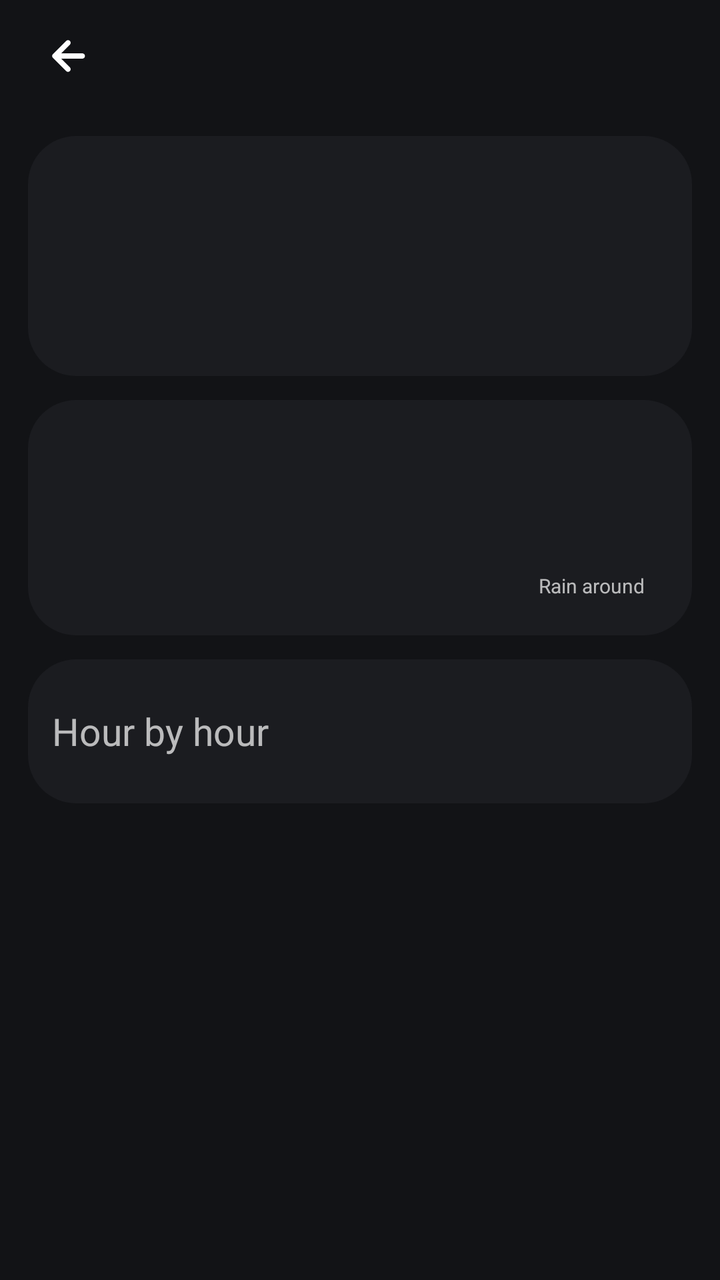
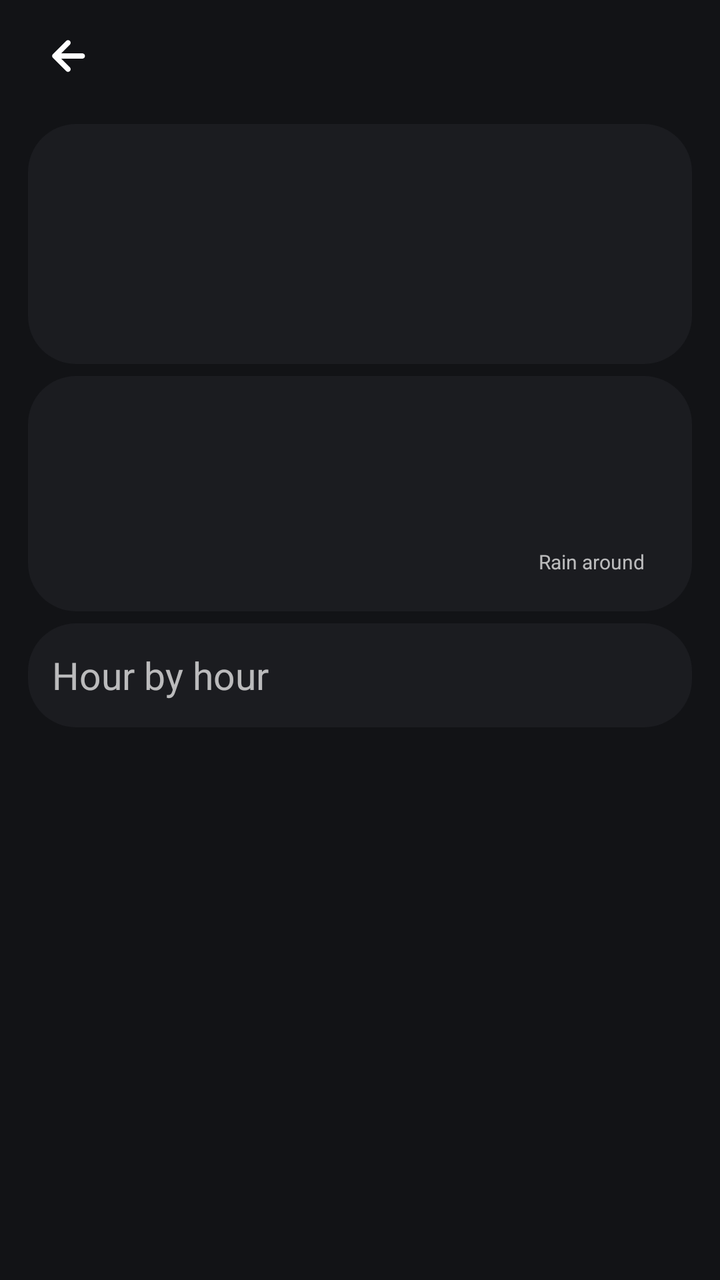

An Android layout rendered at two revisions. The XML below is the earlier revision; the diff shows what the commit changed to produce the second picture.
<!-- AndroidManifest.xml: application theme Theme.SunW -->
<!-- res/layout/activity_weather_day.xml -->
<?xml version="1.0" encoding="utf-8"?>
<ScrollView xmlns:android="http://schemas.android.com/apk/res/android"
    android:id="@+id/day_page"
    android:layout_width="match_parent"
    android:layout_height="match_parent"
    android:fitsSystemWindows="true">

    <LinearLayout
        android:layout_width="match_parent"
        android:layout_height="wrap_content"
        android:orientation="vertical"
        android:paddingBottom="24dp">

        <TextView
            android:id="@+id/day_back"
            android:layout_width="wrap_content"
            android:layout_height="56dp"
            android:layout_marginStart="12dp"
            android:background="?android:attr/selectableItemBackground"
            android:ellipsize="end"
            android:gravity="center_vertical"
            android:maxLines="1"
            android:drawableStart="@drawable/ic_arrow_back"
            android:drawablePadding="12dp"
            android:paddingHorizontal="10dp"
            android:textSize="24sp" />

        <HorizontalScrollView
            android:id="@+id/day_tabs_scroll"
            android:layout_width="match_parent"
            android:layout_height="wrap_content"
            android:paddingHorizontal="10dp"
            android:scrollbars="none">

            <LinearLayout
                android:id="@+id/day_tabs"
                android:layout_width="wrap_content"
                android:layout_height="wrap_content"
                android:orientation="horizontal" />
        </HorizontalScrollView>

        
        <LinearLayout
            android:id="@+id/day_content"
            android:layout_width="match_parent"
            android:layout_height="wrap_content"
            android:orientation="vertical">

        <LinearLayout
            android:id="@+id/day_hero"
            android:layout_width="match_parent"
            android:layout_height="wrap_content"
            android:layout_marginHorizontal="14dp"
            android:layout_marginTop="12dp"
            android:background="@drawable/card_background"
            android:gravity="center_vertical"
            android:orientation="horizontal"
            android:padding="18dp">

            <ImageView
                android:id="@+id/day_icon"
                android:layout_width="84dp"
                android:layout_height="84dp"
                android:layout_marginEnd="12dp"
                android:importantForAccessibility="no" />

            <LinearLayout
                android:layout_width="0dp"
                android:layout_height="wrap_content"
                android:layout_weight="1"
                android:orientation="vertical">

                <TextView
                    android:id="@+id/day_title"
                    android:layout_width="wrap_content"
                    android:layout_height="wrap_content"
                    android:fontFamily="sans-serif-light"
                    android:textSize="22sp" />

                <TextView
                    android:id="@+id/day_desc"
                    android:layout_width="wrap_content"
                    android:layout_height="wrap_content"
                    android:layout_marginTop="4dp"
                    android:textSize="15sp" />

            </LinearLayout>

            <LinearLayout
                android:id="@+id/day_pills"
                android:layout_width="wrap_content"
                android:layout_height="wrap_content"
                android:orientation="vertical" />
        </LinearLayout>

        
        <TextView
            android:id="@+id/day_alert"
            android:layout_width="match_parent"
            android:layout_height="wrap_content"
            android:layout_marginHorizontal="14dp"
            android:layout_marginTop="12dp"
            android:paddingHorizontal="14dp"
            android:paddingVertical="8dp"
            android:textSize="14sp"
            android:visibility="gone" />

        <LinearLayout
            android:id="@+id/day_info_card"
            android:layout_width="match_parent"
            android:layout_height="wrap_content"
            android:layout_marginHorizontal="14dp"
            android:layout_marginTop="12dp"
            android:background="@drawable/card_background"
            android:gravity="center_vertical"
            android:orientation="horizontal"
            android:padding="18dp">

            <TextView
                android:id="@+id/day_info"
                android:layout_width="0dp"
                android:layout_height="wrap_content"
                android:layout_weight="1"
                android:lineSpacingExtra="6dp"
                android:textSize="14sp" />

            
            <LinearLayout
                android:id="@+id/day_rainspot_box"
                android:layout_width="wrap_content"
                android:layout_height="wrap_content"
                android:layout_marginStart="12dp"
                android:gravity="center_horizontal"
                android:orientation="vertical">

                <ImageView
                    android:id="@+id/day_rainspot"
                    android:layout_width="64dp"
                    android:layout_height="64dp"
                    android:contentDescription="@string/rainspot_label" />

                <TextView
                    android:id="@+id/day_rainspot_label"
                    android:layout_width="wrap_content"
                    android:layout_height="wrap_content"
                    android:layout_marginTop="4dp"
                    android:text="@string/rainspot_label"
                    android:textSize="10sp" />
            </LinearLayout>
        </LinearLayout>

        <LinearLayout
            android:id="@+id/day_hourly_card"
            android:layout_width="match_parent"
            android:layout_height="wrap_content"
            android:layout_marginHorizontal="14dp"
            android:layout_marginTop="12dp"
            android:background="@drawable/card_background"
            android:orientation="vertical"
            android:paddingHorizontal="12dp"
            android:paddingVertical="18dp">

            <LinearLayout
                android:layout_width="match_parent"
                android:layout_height="wrap_content"
                android:gravity="center_vertical"
                android:orientation="horizontal">

                <TextView
                    android:id="@+id/day_hourly_title"
                    android:layout_width="0dp"
                    android:layout_height="wrap_content"
                    android:layout_weight="1"
                    android:text="@string/detail_hourly"
                    android:textSize="19sp" />

                <TextView
                    android:id="@+id/day_step"
                    android:layout_width="wrap_content"
                    android:layout_height="36dp"
                    android:background="?android:attr/selectableItemBackground"
                    android:gravity="center"
                    android:paddingHorizontal="10dp"
                    android:textSize="15.5sp" />
            </LinearLayout>

            <LinearLayout
                android:id="@+id/day_hours"
                android:layout_width="match_parent"
                android:layout_height="wrap_content"
                android:orientation="vertical" />
        </LinearLayout>

        </LinearLayout>

        <TextView
            android:id="@+id/day_status"
            android:layout_width="match_parent"
            android:layout_height="wrap_content"
            android:layout_marginTop="12dp"
            android:gravity="center_horizontal"
            android:paddingHorizontal="22dp"
            android:textSize="13sp" />
    </LinearLayout>
</ScrollView>
<!-- resources referenced by this layout -->
<resources>
  <!-- drawable card_background (drawable) -->
  <?xml version="1.0" encoding="utf-8"?>
  <shape xmlns:android="http://schemas.android.com/apk/res/android" android:shape="rectangle">
      <corners android:radius="24dp" />
      <solid android:color="#FF1B1C20" />
  </shape>
  <!-- drawable ic_arrow_back (drawable) -->
  <?xml version="1.0" encoding="utf-8"?>
  <vector xmlns:android="http://schemas.android.com/apk/res/android"
      android:width="24dp"
      android:height="24dp"
      android:viewportWidth="960"
      android:viewportHeight="960">
      <group android:translateY="960">
          <path
              android:fillColor="#FFFFFFFF"
              android:pathData="m344.09-427 173.95 173.96q15.96 15.95 15.74 37.61-.21 21.65-16.17 37.6-15.96 14.96-37.61 15.18-21.65.22-37.61-15.74l-264-264q-7.69-7.7-11.61-17.52-3.91-9.83-3.91-20.09t3.91-20.09q3.92-9.82 11.61-17.52l264.57-264.56q15.52-15.53 37.11-15.53 21.58 0 37.54 15.53 15.96 15.95 15.96 37.82t-15.96 37.83L344.09-533h422.13q22.08 0 37.54 15.46 15.46 15.45 15.46 37.54t-15.46 37.54Q788.3-427 766.22-427H344.09Z" />
      </group>
  </vector>
  <string name="detail_hourly">Hour by hour</string>
  <string name="rainspot_label">Rain around</string>
  <style name="Theme.SunW" parent="android:Theme.Material.NoActionBar">
          <item name="android:colorAccent">#FFB547</item>
          <item name="android:windowBackground">@color/page_background</item>
          <item name="android:windowAnimationStyle">@style/PageTransitions</item>
      </style>
  <color name="page_background">#121316</color>
  <style name="PageTransitions" parent="@android:style/Animation.Activity">
          <item name="android:activityOpenEnterAnimation">@anim/page_open_enter</item>
          <item name="android:activityOpenExitAnimation">@anim/page_open_exit</item>
          <item name="android:activityCloseEnterAnimation">@anim/page_close_enter</item>
          <item name="android:activityCloseExitAnimation">@anim/page_close_exit</item>
      </style>
</resources>

<!-- the commit's change to res/layout/activity_weather_day.xml (unified diff, before → after) -->
@@ -51,7 +51,7 @@
             android:layout_width="match_parent"
             android:layout_height="wrap_content"
             android:layout_marginHorizontal="14dp"
-            android:layout_marginTop="12dp"
+            android:layout_marginTop="6dp"
             android:background="@drawable/card_background"
             android:gravity="center_vertical"
             android:orientation="horizontal"
@@ -99,7 +99,7 @@
             android:layout_width="match_parent"
             android:layout_height="wrap_content"
             android:layout_marginHorizontal="14dp"
-            android:layout_marginTop="12dp"
+            android:layout_marginTop="6dp"
             android:paddingHorizontal="14dp"
             android:paddingVertical="8dp"
             android:textSize="14sp"
@@ -110,7 +110,7 @@
             android:layout_width="match_parent"
             android:layout_height="wrap_content"
             android:layout_marginHorizontal="14dp"
-            android:layout_marginTop="12dp"
+            android:layout_marginTop="6dp"
             android:background="@drawable/card_background"
             android:gravity="center_vertical"
             android:orientation="horizontal"
@@ -154,11 +154,12 @@
             android:layout_width="match_parent"
             android:layout_height="wrap_content"
             android:layout_marginHorizontal="14dp"
-            android:layout_marginTop="12dp"
+            android:layout_marginTop="6dp"
             android:background="@drawable/card_background"
             android:orientation="vertical"
+            android:paddingBottom="10dp"
             android:paddingHorizontal="12dp"
-            android:paddingVertical="18dp">
+            android:paddingTop="10dp">
 
             <LinearLayout
                 android:layout_width="match_parent"
@@ -177,7 +178,7 @@
                 <TextView
                     android:id="@+id/day_step"
                     android:layout_width="wrap_content"
-                    android:layout_height="36dp"
+                    android:layout_height="32dp"
                     android:background="?android:attr/selectableItemBackground"
                     android:gravity="center"
                     android:paddingHorizontal="10dp"
@@ -197,7 +198,7 @@
             android:id="@+id/day_status"
             android:layout_width="match_parent"
             android:layout_height="wrap_content"
-            android:layout_marginTop="12dp"
+            android:layout_marginTop="6dp"
             android:gravity="center_horizontal"
             android:paddingHorizontal="22dp"
             android:textSize="13sp" />
